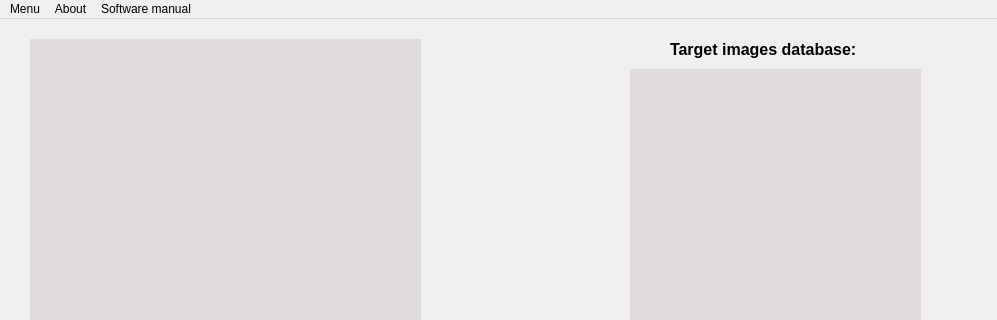
Qt form Frontend.ui (TalEfraim/Master) before a commit; both pictures show x 0 to 997 and y 0 to 320 of the 997 by 672 pixel window.
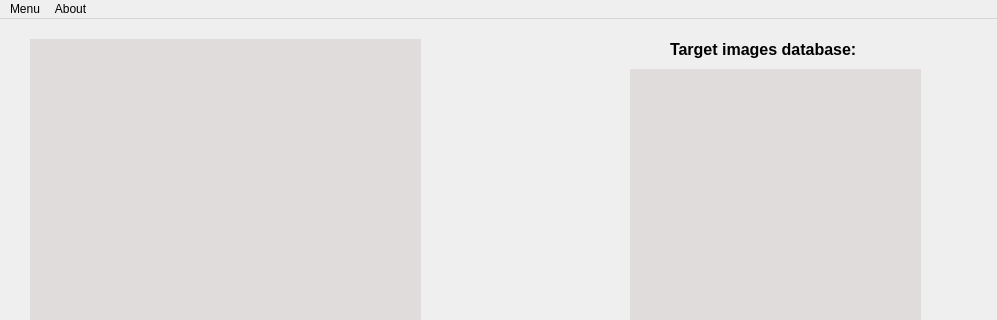
The same form after that commit. Icons and pictures are not drawn.

Commit message: User manual event created

Diff of the .ui file:
```diff
--- a/Frontend.ui
+++ b/Frontend.ui
@@ -205,7 +205,7 @@
      <x>0</x>
      <y>0</y>
      <width>997</width>
-     <height>21</height>
+     <height>26</height>
     </rect>
    </property>
    <widget class="QMenu" name="menuMenu">
@@ -234,14 +234,8 @@
     <addaction name="actionSofware_info"/>
     <addaction name="actionPolicy_2"/>
    </widget>
-   <widget class="QMenu" name="menuSoftware_manual">
-    <property name="title">
-     <string>Software manual</string>
-    </property>
-   </widget>
    <addaction name="menuMenu"/>
    <addaction name="menuAbout"/>
-   <addaction name="menuSoftware_manual"/>
   </widget>
   <widget class="QStatusBar" name="statusbar"/>
   <action name="actionLoad_target_images">
```
Left out of the diff: 6 changed lines with no effect on the pictures. The commit also changes 2 other files.
